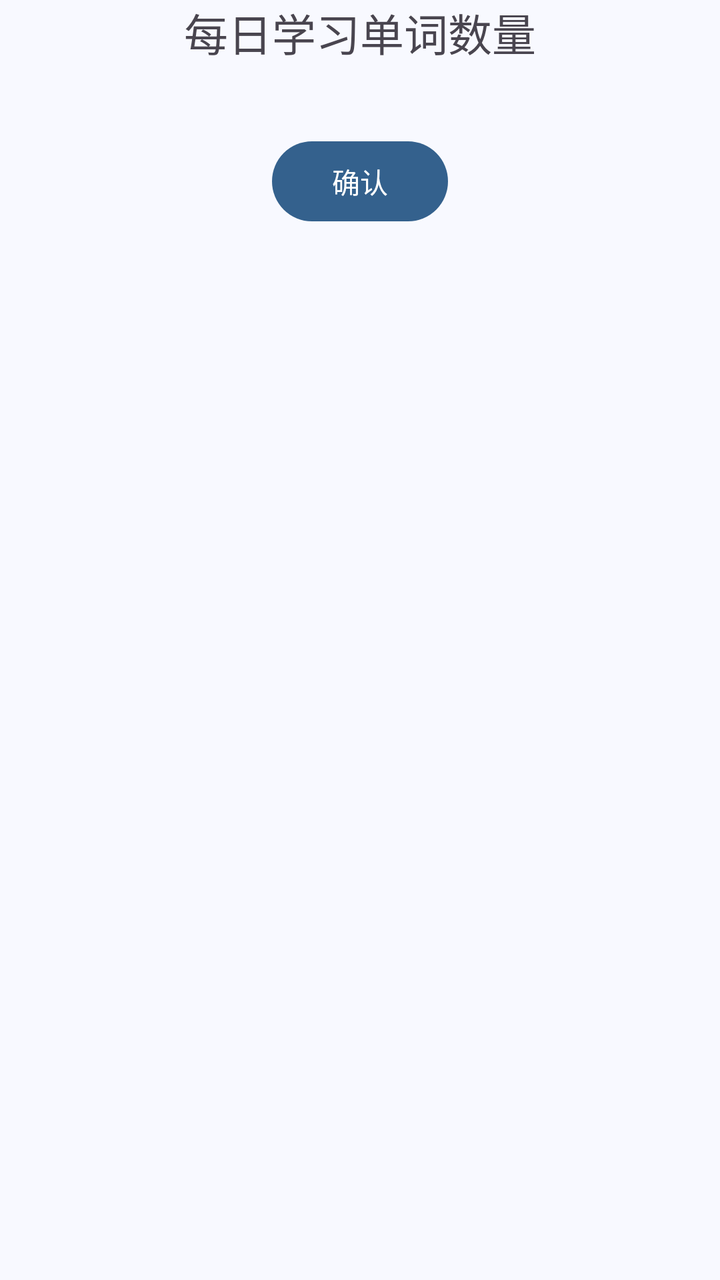
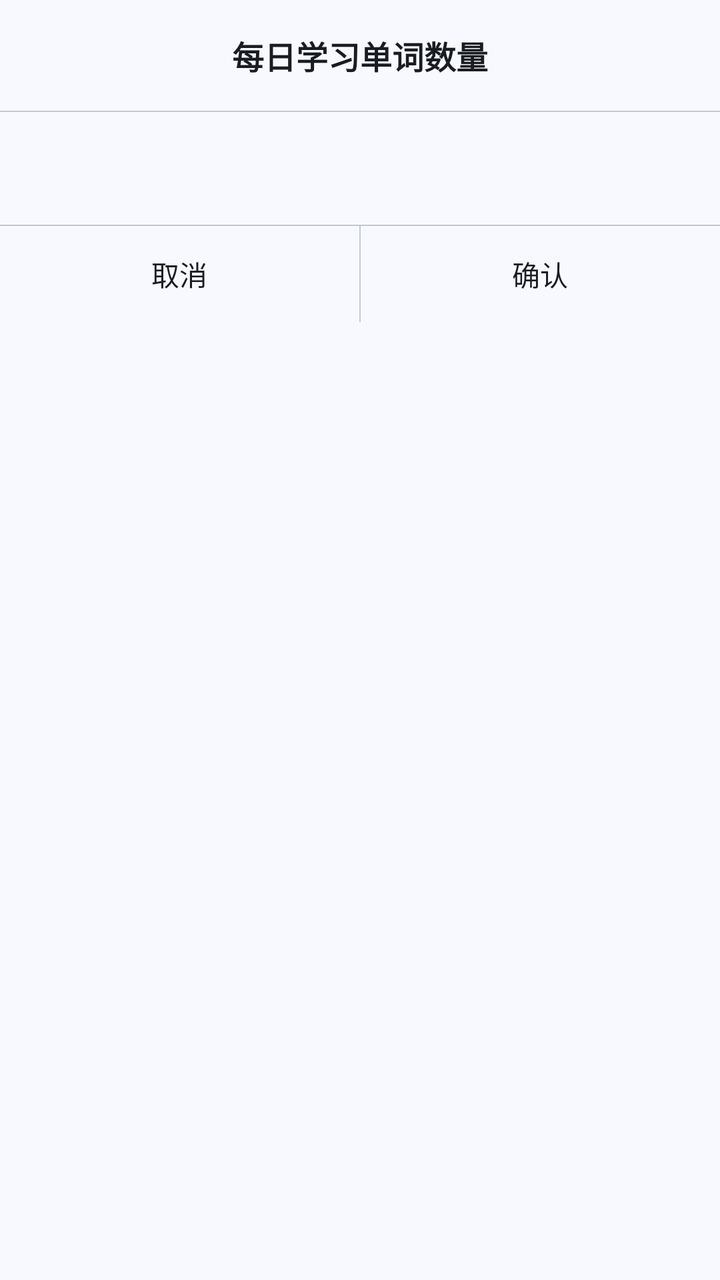

Compare the two renders of this Android layout. The source of the first and the diff that turns it into the second are given below.
<!-- AndroidManifest.xml: application theme Theme.MnemoAI -->
<!-- res/layout/dialog_fragment_new_learning_word_setting.xml -->
<?xml version="1.0" encoding="utf-8"?>
<androidx.constraintlayout.widget.ConstraintLayout xmlns:android="http://schemas.android.com/apk/res/android"
    xmlns:app="http://schemas.android.com/apk/res-auto"
    xmlns:tools="http://schemas.android.com/tools"
    android:layout_width="match_parent"
    android:layout_height="match_parent">

    <com.google.android.material.textview.MaterialTextView
        android:id="@+id/textView7"
        android:layout_width="0dp"
        android:layout_height="wrap_content"
        android:gravity="center"
        android:text="@string/number_of_words_learned_per_day"
        android:textSize="@dimen/text_size_title_large"
        app:layout_constraintEnd_toEndOf="parent"
        app:layout_constraintStart_toStartOf="parent"
        app:layout_constraintTop_toTopOf="parent" />

    <EditText
        android:id="@+id/newLearningWordCountET"
        android:layout_width="0dp"
        android:layout_height="wrap_content"
        android:ems="10"
        android:inputType="number"
        app:layout_constraintEnd_toEndOf="parent"
        app:layout_constraintStart_toStartOf="parent"
        app:layout_constraintTop_toBottomOf="@+id/textView7"
        android:gravity="center"
        android:background="@drawable/corner_radius_bg"
        />

    <Button
        android:id="@+id/confirmBtn"
        android:layout_width="wrap_content"
        android:layout_height="wrap_content"
        android:text="@string/confirm"
        app:layout_constraintEnd_toEndOf="parent"
        app:layout_constraintStart_toStartOf="parent"
        app:layout_constraintTop_toBottomOf="@+id/newLearningWordCountET" />
</androidx.constraintlayout.widget.ConstraintLayout>
<!-- resources referenced by this layout -->
<resources>
  <dimen name="text_size_title_large">22sp</dimen>
  <!-- drawable corner_radius_bg (drawable) -->
  <?xml version="1.0" encoding="utf-8"?>
  <shape xmlns:android="http://schemas.android.com/apk/res/android"
      android:shape="rectangle">
      <corners android:radius="5dp"/>
      <padding android:left="5dp"
          android:right="5dp"
          android:top="5dp"
          android:bottom="5dp"/>
  </shape>
  <string name="confirm">确认</string>
  <string name="number_of_words_learned_per_day">每日学习单词数量</string>
  <color name="md_theme_primary">#34618D</color>
  <color name="md_theme_onPrimary">#FFFFFF</color>
  <color name="md_theme_primaryContainer">#D0E4FF</color>
  <color name="md_theme_onPrimaryContainer">#164974</color>
  <color name="md_theme_secondary">#525F70</color>
  <color name="md_theme_onSecondary">#FFFFFF</color>
  <color name="md_theme_secondaryContainer">#D6E4F7</color>
  <color name="md_theme_onSecondaryContainer">#3B4857</color>
  <color name="md_theme_tertiary">#6A5779</color>
  <color name="md_theme_onTertiary">#FFFFFF</color>
  <color name="md_theme_tertiaryContainer">#F1DAFF</color>
  <color name="md_theme_onTertiaryContainer">#514060</color>
  <color name="md_theme_error">#BA1A1A</color>
  <color name="md_theme_onError">#FFFFFF</color>
  <color name="md_theme_errorContainer">#FFDAD6</color>
  <color name="md_theme_onErrorContainer">#93000A</color>
  <color name="md_theme_background">#F8F9FF</color>
  <color name="md_theme_onBackground">#191C20</color>
  <color name="md_theme_surface">#F8F9FF</color>
  <color name="md_theme_onSurface">#191C20</color>
  <color name="md_theme_surfaceVariant">#DFE3EB</color>
  <color name="md_theme_onSurfaceVariant">#42474E</color>
  <color name="md_theme_outline">#73777F</color>
  <color name="md_theme_outlineVariant">#C2C7CF</color>
  <color name="md_theme_inverseSurface">#2D3135</color>
  <color name="md_theme_inverseOnSurface">#EFF0F7</color>
  <color name="md_theme_inversePrimary">#9FCAFC</color>
  <color name="md_theme_primaryFixed">#D0E4FF</color>
  <color name="md_theme_onPrimaryFixed">#001D35</color>
  <color name="md_theme_primaryFixedDim">#9FCAFC</color>
  <color name="md_theme_onPrimaryFixedVariant">#164974</color>
  <color name="md_theme_secondaryFixed">#D6E4F7</color>
  <color name="md_theme_onSecondaryFixed">#0F1C2A</color>
  <color name="md_theme_secondaryFixedDim">#BAC8DB</color>
  <color name="md_theme_onSecondaryFixedVariant">#3B4857</color>
  <color name="md_theme_tertiaryFixed">#F1DAFF</color>
  <color name="md_theme_onTertiaryFixed">#241432</color>
  <color name="md_theme_tertiaryFixedDim">#D5BEE5</color>
  <color name="md_theme_onTertiaryFixedVariant">#514060</color>
  <color name="md_theme_surfaceDim">#D8DAE0</color>
  <color name="md_theme_surfaceBright">#F8F9FF</color>
  <color name="md_theme_surfaceContainerLowest">#FFFFFF</color>
  <color name="md_theme_surfaceContainerLow">#F2F3F9</color>
  <color name="md_theme_surfaceContainer">#ECEEF4</color>
  <color name="md_theme_surfaceContainerHigh">#E6E8EE</color>
  <color name="md_theme_surfaceContainerHighest">#E1E2E8</color>
  <color name="awaiting_learning">#64748B</color>
  <color name="reviewing">#F59E0B</color>
  <color name="mastered">#22C55E</color>
  <!-- unchanged entries left out for length: 1 -->
</resources>

<!-- the commit's change to res/layout/dialog_fragment_new_learning_word_setting.xml (unified diff, before → after) -->
@@ -3,38 +3,92 @@
     xmlns:app="http://schemas.android.com/apk/res-auto"
     xmlns:tools="http://schemas.android.com/tools"
     android:layout_width="match_parent"
-    android:layout_height="match_parent">
+    android:layout_height="wrap_content">
 
-    <com.google.android.material.textview.MaterialTextView
-        android:id="@+id/textView7"
-        android:layout_width="0dp"
+    <LinearLayout
+        android:id="@+id/dialogTitle"
+        android:layout_width="match_parent"
         android:layout_height="wrap_content"
-        android:gravity="center"
-        android:text="@string/number_of_words_learned_per_day"
-        android:textSize="@dimen/text_size_title_large"
+        android:orientation="vertical"
         app:layout_constraintEnd_toEndOf="parent"
         app:layout_constraintStart_toStartOf="parent"
-        app:layout_constraintTop_toTopOf="parent" />
+        app:layout_constraintTop_toTopOf="parent" >
+        <com.google.android.material.textview.MaterialTextView
+            android:id="@+id/textView7"
+            android:layout_width="match_parent"
+            android:layout_height="wrap_content"
+            android:gravity="center"
+            android:padding="16dp"
+            android:text="@string/number_of_words_learned_per_day"
+            android:textSize="@dimen/text_size_title_medium"
+            android:textColor="?attr/colorOnSurface"
+            android:textStyle="bold"
+ />
+
+        <com.google.android.material.divider.MaterialDivider
+            android:id="@+id/titleDivider"
+            android:layout_width="match_parent"
+            android:layout_height="0.5dp"
+            app:dividerColor="?attr/colorOutlineVariant" />
+    </LinearLayout>
+
 
     <EditText
         android:id="@+id/newLearningWordCountET"
         android:layout_width="0dp"
         android:layout_height="wrap_content"
+        android:padding="16dp"
         android:ems="10"
         android:inputType="number"
         app:layout_constraintEnd_toEndOf="parent"
         app:layout_constraintStart_toStartOf="parent"
-        app:layout_constraintTop_toBottomOf="@+id/textView7"
+        app:layout_constraintTop_toBottomOf="@+id/dialogTitle"
         android:gravity="center"
-        android:background="@drawable/corner_radius_bg"
-        />
+        android:background="@drawable/corner_radius_bg" />
 
-    <Button
-        android:id="@+id/confirmBtn"
-        android:layout_width="wrap_content"
+    <LinearLayout
+        android:id="@+id/linearLayout2"
+        android:layout_width="0dp"
         android:layout_height="wrap_content"
-        android:text="@string/confirm"
+        android:orientation="vertical"
         app:layout_constraintEnd_toEndOf="parent"
         app:layout_constraintStart_toStartOf="parent"
-        app:layout_constraintTop_toBottomOf="@+id/newLearningWordCountET" />
+        app:layout_constraintTop_toBottomOf="@+id/newLearningWordCountET">
+
+        <com.google.android.material.divider.MaterialDivider
+            android:layout_width="match_parent"
+            android:layout_height="0.5dp"
+            app:dividerColor="?attr/colorOutlineVariant" />
+
+        <LinearLayout
+            android:layout_width="match_parent"
+            android:layout_height="match_parent">
+
+            <com.google.android.material.button.MaterialButton
+                android:id="@+id/cancelBtn"
+                android:layout_width="0dp"
+                android:layout_height="wrap_content"
+                android:layout_weight="1"
+                android:backgroundTint="@android:color/transparent"
+                android:text="@string/cancel"
+                android:textColor="?attr/colorOnSurface"
+                android:textSize="@dimen/text_size_body_medium" />
+
+            <com.google.android.material.divider.MaterialDivider
+                android:layout_width="0.5dp"
+                android:layout_height="match_parent"
+                app:dividerColor="?attr/colorOutlineVariant" />
+
+            <com.google.android.material.button.MaterialButton
+                android:id="@+id/confirmBtn"
+                android:layout_width="0dp"
+                android:layout_height="wrap_content"
+                android:layout_weight="1"
+                android:backgroundTint="@android:color/transparent"
+                android:text="@string/confirm"
+                android:textColor="?attr/colorOnSurface" />
+        </LinearLayout>
+
+    </LinearLayout>
+
 </androidx.constraintlayout.widget.ConstraintLayout>
<!-- resource entries referenced after the edit -->
@@ -1,6 +1,7 @@
 <!-- resources referenced by this layout -->
 <resources>
-  <dimen name="text_size_title_large">22sp</dimen>
+  <dimen name="text_size_body_medium">14sp</dimen>
+  <dimen name="text_size_title_medium">16sp</dimen>
   <!-- drawable corner_radius_bg (drawable) -->
   <?xml version="1.0" encoding="utf-8"?>
   <shape xmlns:android="http://schemas.android.com/apk/res/android"
@@ -11,6 +12,7 @@
           android:top="5dp"
           android:bottom="5dp"/>
   </shape>
+  <string name="cancel">取消</string>
   <string name="confirm">确认</string>
   <string name="number_of_words_learned_per_day">每日学习单词数量</string>
   <color name="md_theme_primary">#34618D</color>
